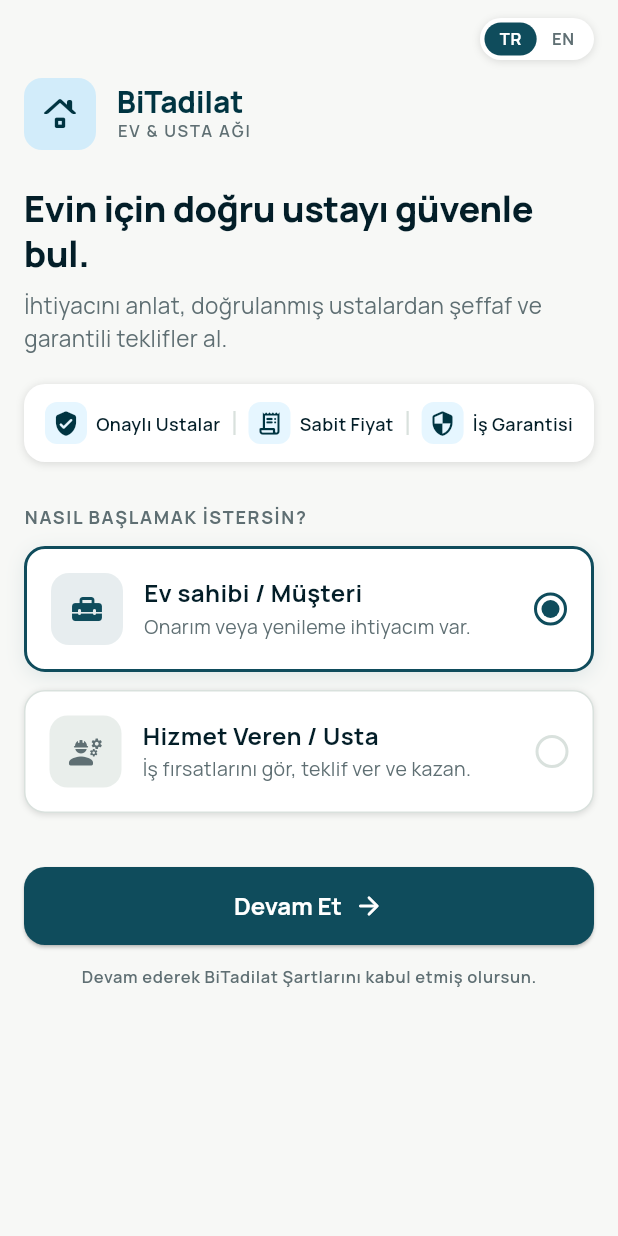
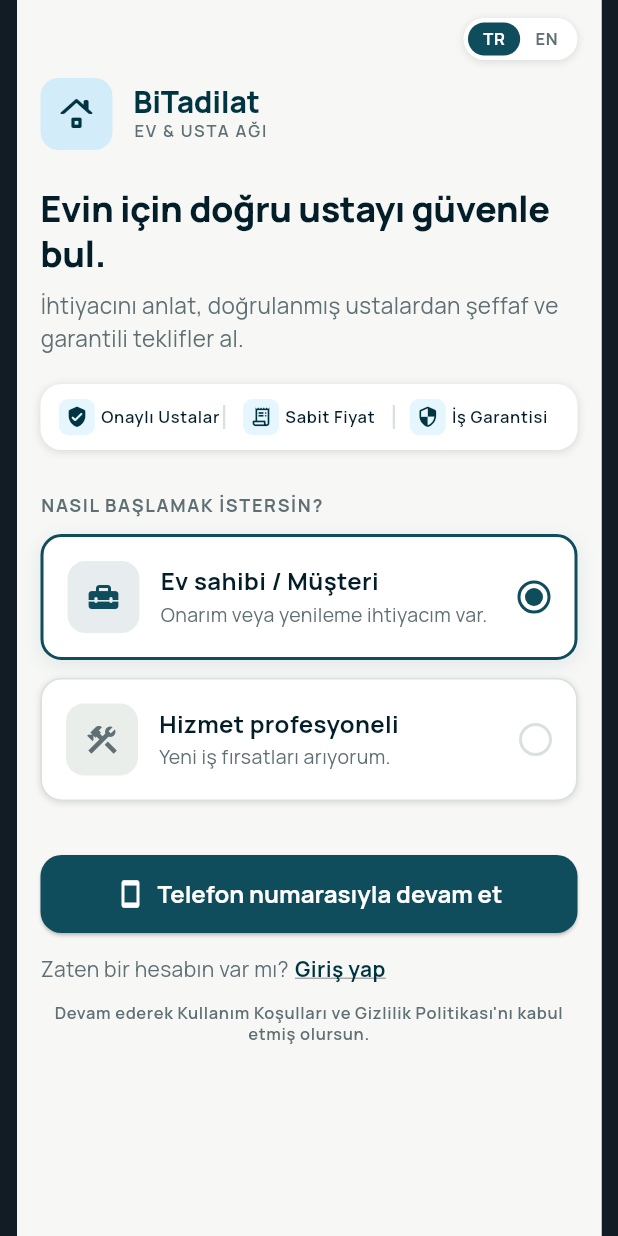
Before and after one commit to ataherdematay/Grad_Project, a Flutter app: the screen it shows after launch, on a phone screen of 412 x 824 dp. Run offline on Flutter 3.47's test engine with Material 3 defaults, Android fonts, the phone set to English and light mode, and no system bars; our stand-ins replace equatable, flutter_bloc, go_router, google_fonts.

Commit message:
feat(mobile): add 390px responsive mobile shell and align Step 1 microcopy

```diff
--- a/mobile/lib/features/screens/s01_welcome_role_screen.dart
+++ b/mobile/lib/features/screens/s01_welcome_role_screen.dart
@@ -122,7 +122,7 @@ class _S01WelcomeRoleScreenState extends State<S01WelcomeRoleScreen> {
 
               // Trust Badges Bar (Quiet Assurance)
               Container(
-                padding: const EdgeInsets.symmetric(horizontal: 14, vertical: 12),
+                padding: const EdgeInsets.symmetric(horizontal: 10, vertical: 10),
                 decoration: BoxDecoration(
                   color: AppColors.surface,
                   borderRadius: BorderRadius.circular(14),
@@ -135,29 +135,34 @@ class _S01WelcomeRoleScreenState extends State<S01WelcomeRoleScreen> {
                   ],
                 ),
                 child: Row(
-                  mainAxisAlignment: MainAxisAlignment.spaceBetween,
                   children: [
-                    _TrustBadgeItem(
+                    const Expanded(
+                      child: _TrustBadgeItem(
                         icon: Icons.verified_user_rounded,
                         label: 'Onaylı Ustalar',
+                      ),
                     ),
                     Container(
                       width: 1.5,
                       height: 16,
                       color: AppColors.borderSubtle,
                     ),
-                    _TrustBadgeItem(
+                    const Expanded(
+                      child: _TrustBadgeItem(
                         icon: Icons.receipt_long_rounded,
                         label: 'Sabit Fiyat',
+                      ),
                     ),
                     Container(
                       width: 1.5,
                       height: 16,
                       color: AppColors.borderSubtle,
                     ),
-                    _TrustBadgeItem(
+                    const Expanded(
+                      child: _TrustBadgeItem(
                         icon: Icons.security_rounded,
                         label: 'İş Garantisi',
+                      ),
                     ),
                   ],
                 ),
@@ -187,15 +192,15 @@ class _S01WelcomeRoleScreenState extends State<S01WelcomeRoleScreen> {
 
               // Role 2: Pro (Usta)
               _RoleSelectTile(
-                title: 'Hizmet Veren / Usta',
-                subtitle: 'İş fırsatlarını gör, teklif ver ve kazan.',
-                icon: Icons.engineering_rounded,
+                title: 'Hizmet profesyoneli',
+                subtitle: 'Yeni iş fırsatları arıyorum.',
+                icon: Icons.construction,
                 isSelected: _selectedRole == 'pro',
                 onTap: () => setState(() => _selectedRole = 'pro'),
               ),
               const SizedBox(height: 36),
 
-              // Action Button: Devam Et
+              // Action Button: Telefon numarasıyla devam et
               SizedBox(
                 width: double.infinity,
                 height: 52,
@@ -217,26 +222,61 @@ class _S01WelcomeRoleScreenState extends State<S01WelcomeRoleScreen> {
                   ),
                   child: Row(
                     mainAxisAlignment: MainAxisAlignment.center,
+                    mainAxisSize: MainAxisSize.min,
                     children: [
-                      Text(
-                        'Devam Et',
+                      const Icon(Icons.smartphone, size: 20, color: Colors.white),
+                      const SizedBox(width: 8),
+                      Flexible(
+                        child: Text(
+                          'Telefon numarasıyla devam et',
+                          maxLines: 1,
+                          overflow: TextOverflow.ellipsis,
                           style: AppTypography.bodyLgMedium.copyWith(
                             color: Colors.white,
                             fontWeight: FontWeight.w700,
                           ),
                         ),
-                      const SizedBox(width: 8),
-                      const Icon(Icons.arrow_forward_rounded, size: 20),
+                      ),
                     ],
                   ),
                 ),
               ),
               const SizedBox(height: 14),
-              Center(
+              Wrap(
+                alignment: WrapAlignment.center,
+                crossAxisAlignment: WrapCrossAlignment.center,
+                children: [
+                  Text(
+                    'Zaten bir hesabın var mı?',
+                    style: AppTypography.bodyMd.copyWith(
+                      color: AppColors.textSecondary,
+                    ),
+                  ),
+                  const SizedBox(width: 4),
+                  InkWell(
+                    onTap: () {
+                      context.push('/step/2');
+                    },
                     child: Text(
-                  'Devam ederek BiTadilat Şartlarını kabul etmiş olursun.',
+                      'Giriş yap',
+                      style: AppTypography.bodyMdMedium.copyWith(
+                        color: AppColors.primary,
+                        fontWeight: FontWeight.bold,
+                        decoration: TextDecoration.underline,
+                      ),
+                    ),
+                  ),
+                ],
+              ),
+              const SizedBox(height: 12),
+              Padding(
+                padding: const EdgeInsets.symmetric(horizontal: 8),
+                child: Text(
+                  'Devam ederek Kullanım Koşulları ve Gizlilik Politikası\'nı kabul etmiş olursun.',
+                  textAlign: TextAlign.center,
                   style: AppTypography.labelSm.copyWith(
                     color: AppColors.textSecondary,
+                    height: 1.3,
                   ),
                 ),
               ),
@@ -292,22 +332,27 @@ class _TrustBadgeItem extends StatelessWidget {
   @override
   Widget build(BuildContext context) {
     return Row(
+      mainAxisAlignment: MainAxisAlignment.center,
       children: [
         Container(
-          width: 28,
-          height: 28,
+          width: 24,
+          height: 24,
           decoration: BoxDecoration(
             color: AppColors.surfaceContainerLow,
-            borderRadius: BorderRadius.circular(8),
+            borderRadius: BorderRadius.circular(6),
           ),
-          child: Icon(icon, color: AppColors.primary, size: 18),
+          child: Icon(icon, color: AppColors.primary, size: 15),
         ),
-        const SizedBox(width: 6),
-        Text(
+        const SizedBox(width: 4),
+        Flexible(
+          child: Text(
             label,
-          style: AppTypography.labelMd.copyWith(
+            maxLines: 1,
+            overflow: TextOverflow.ellipsis,
+            style: AppTypography.labelSm.copyWith(
               color: AppColors.onSurface,
               fontWeight: FontWeight.w600,
+            ),
           ),
         ),
       ],
--- a/mobile/lib/main.dart
+++ b/mobile/lib/main.dart
@@ -36,6 +36,32 @@ class BiTadilatApp extends StatelessWidget {
           debugShowCheckedModeBanner: false,
           theme: AppTheme.lightTheme,
           routerConfig: appRouter,
+          builder: (context, child) {
+            // Emulates standard 390px mobile viewport on wide screens
+            return Container(
+              color: const Color(0xFF111C24),
+              child: Center(
+                child: ConstrainedBox(
+                  constraints: const BoxConstraints(maxWidth: 390),
+                  child: ClipRect(
+                    child: Container(
+                      decoration: const BoxDecoration(
+                        color: Color(0xFFF7F8F6),
+                        boxShadow: [
+                          BoxShadow(
+                            color: Color(0x33000000),
+                            blurRadius: 24,
+                            offset: Offset(0, 4),
+                          ),
+                        ],
+                      ),
+                      child: child,
+                    ),
+                  ),
+                ),
+              ),
+            );
+          },
         ),
       ),
     );
```
Also changed, not shown: 1 other file. Lines whose indentation alone changed are shown as unchanged.
